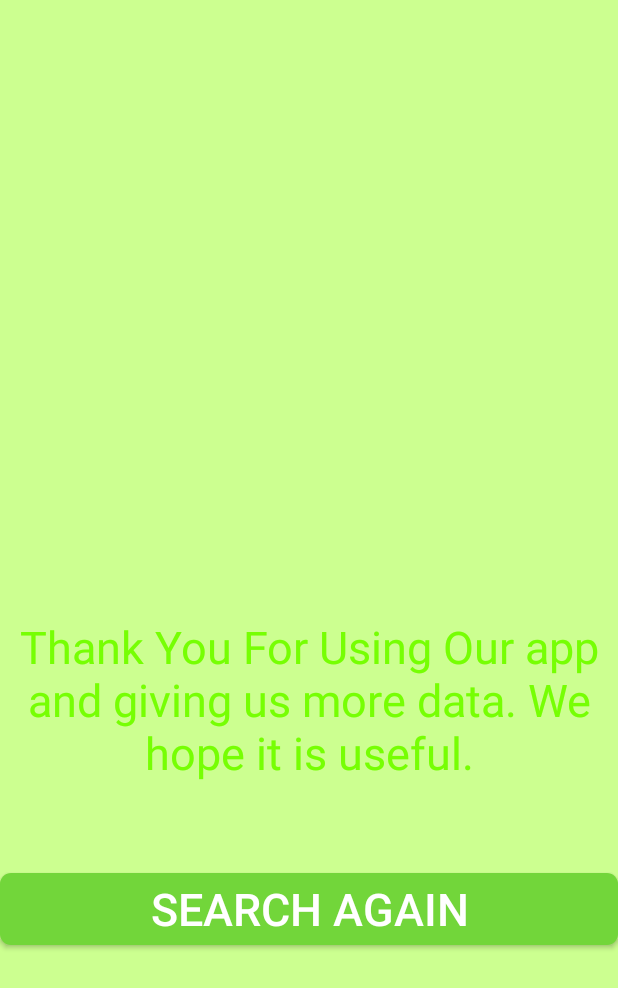
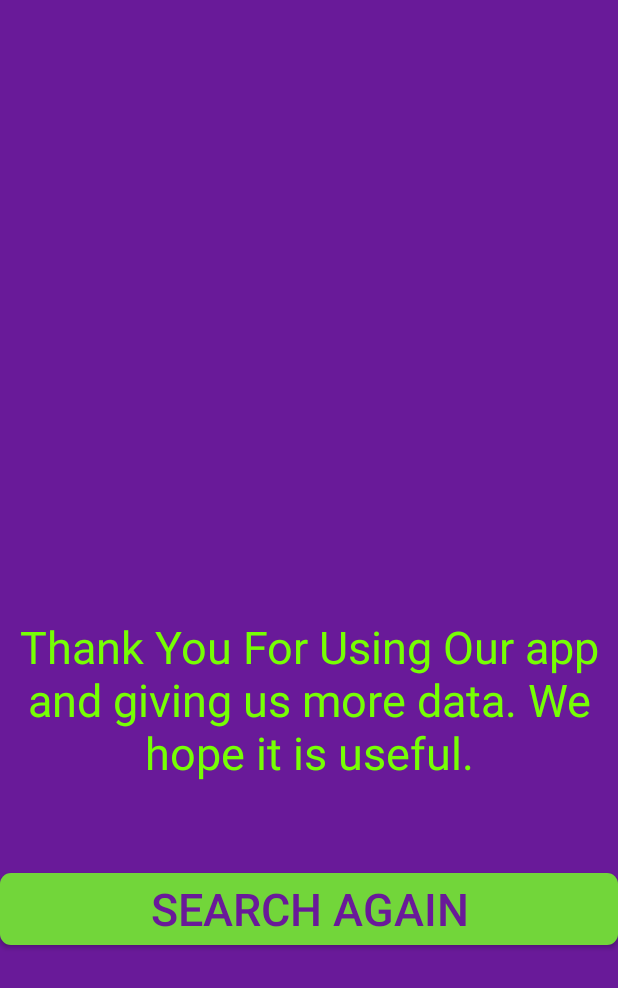
Before and after one commit to Azamat7/SafeEnvironment, an Android app: the ThankYouActivity screen opened directly, with no data from a screen before it, on a phone screen of 412 x 824 dp. Shown: the top 988 px of the screen. Run offline under Robolectric (Android 15) with nearby library versions, the phone set to English and light mode, and no system bars.

Commit message:
Just changing colors

```diff
--- a/app/src/main/res/layout/activity_location_service.xml
+++ b/app/src/main/res/layout/activity_location_service.xml
@@ -3,7 +3,7 @@
     xmlns:card_view="http://schemas.android.com/apk/res-auto"    xmlns:tools="http://schemas.android.com/tools"
     android:layout_width="match_parent"
     android:layout_height="match_parent"
-    android:background="@color/colorSoftGreen"
+    android:background="@color/Purple"
     tools:context="com.example.bunfei.location_project.MyLocationUsingHelper">
 
     <LinearLayout
--- a/app/src/main/res/layout/activity_next.xml
+++ b/app/src/main/res/layout/activity_next.xml
@@ -4,7 +4,7 @@
     xmlns:tools="http://schemas.android.com/tools"
     android:layout_width="match_parent"
     android:layout_height="match_parent"
-    android:background="@color/colorSoftGreen"
+    android:background="@color/Purple"
     tools:context="com.example.bunfei.location_project.NextActivity">
 
     <CheckBox
--- a/app/src/main/res/layout/activity_thank_you.xml
+++ b/app/src/main/res/layout/activity_thank_you.xml
@@ -4,7 +4,7 @@
     xmlns:tools="http://schemas.android.com/tools"
     android:layout_width="match_parent"
     android:layout_height="match_parent"
-    android:background="@color/colorSoftGreen"
+    android:background="@color/Purple"
     tools:context="com.example.bunfei.location_project.ThankYouActivity">
 
 
@@ -18,7 +18,8 @@
         android:layout_alignParentStart="true"
         android:layout_marginBottom="194dp"
         android:text="Search Again"
-        android:textSize="30dp" />
+        android:textSize="30dp"
+        android:textColor="@color/Purple"/>
 
     <TextView
         android:id="@+id/ThankYou"
--- a/app/src/main/res/values/colors.xml
+++ b/app/src/main/res/values/colors.xml
@@ -13,7 +13,7 @@
     <color name="colorWhite">#FFFFFF</color>
     <color name="colorGreen">#7CB342</color>
     <color name="colorTan">#FFFF8D</color>
-    <color name="colorSoftGreen">#CCFF90</color>
+    <color name="Purple">#691A99</color>
     <color name="colorSuperGreen">#76FF03</color>
 
 </resources>
```
